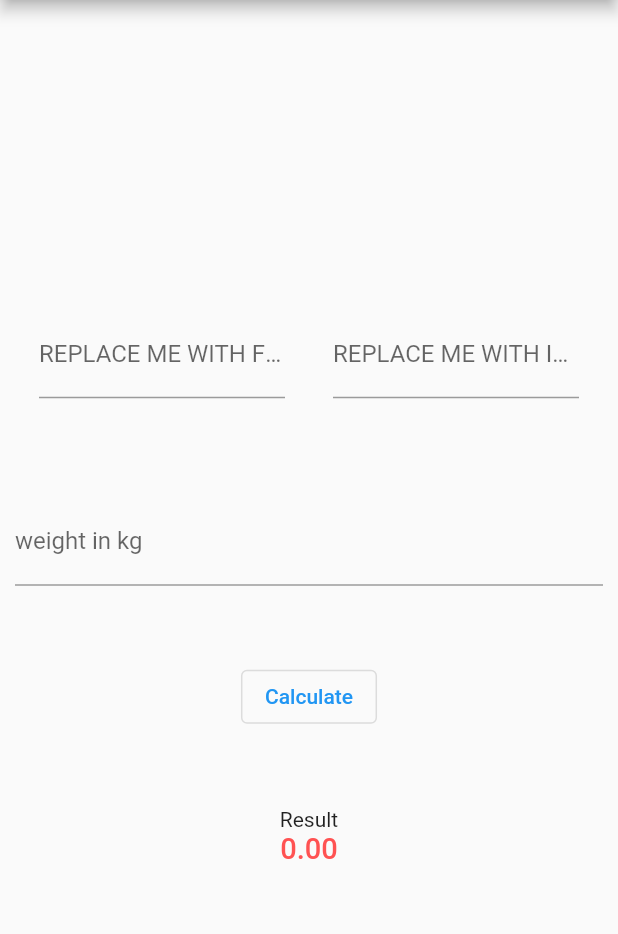
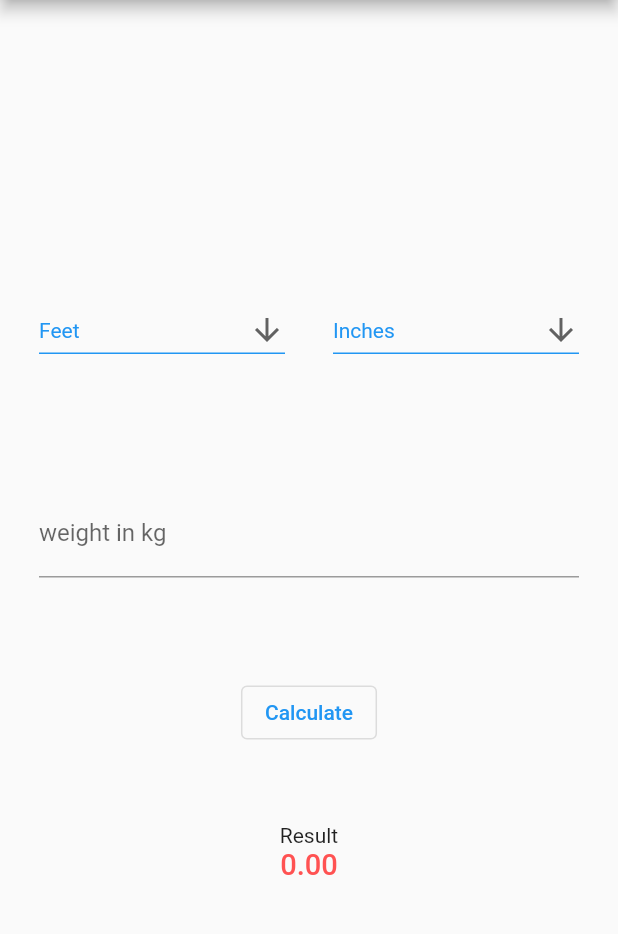
Before and after one commit to meyer28j/bmi-calculator-app-ense375, a Flutter app: the screen it shows after launch, on a phone screen of 412 x 824 dp, the part 84-1018 px from its top. Run offline on Flutter 3.47's test engine with Material 2 defaults, Android fonts, the phone set to English and light mode, and no system bars.

Commit message:
added ft and in dropdowns with options

```diff
--- a/lib/bmi.dart
+++ b/lib/bmi.dart
@@ -1,4 +1,7 @@
 import 'package:flutter/material.dart';
+
+    const List<String> ftValues = <String>['Feet', '3', '4', '5', '6', '7'];
+    const List<String> inValues = <String>['Inches', '0', '1', '2', '3', '4', '5', '6', '7', '8', '9', '10', '11'];
 
 class BMI extends StatefulWidget {
     @override
@@ -10,6 +13,9 @@ class _BMIState extends State<BMI> {
     final TextEditingController _weightController = TextEditingController();
 
     double _result = 0;
+
+    String ftDropdown = ftValues.first;
+    String inDropdown = inValues.first;
 
     @override
     Widget build(BuildContext context) {
@@ -31,35 +37,68 @@ class _BMIState extends State<BMI> {
                                 Expanded(
                                     child: Padding(
                                         padding: EdgeInsets.all(16.0),
-                                        child: TextField(
-                                            controller: _heightController,
-                                            keyboardType: TextInputType.number,
-                                            decoration: InputDecoration(
-                                                labelText: 'REPLACE ME WITH FT DROPDOWN',
+                                        child: DropdownButton<String>(
+                                            value: ftDropdown,
+                                            icon: const Icon(Icons.arrow_downward),
+                                            isExpanded: true,
+                                            elevation: 16,
+                                            style: const TextStyle(color: Colors.blue,),
+                                            underline: Container(
+                                                height: 1,
+                                                color: Colors.blue,
                                             ),
+                                            onChanged: (String? value) {
+                                                setState(() {
+                                                    ftDropdown = value!;
+                                                });
+                                            },
+                                            items: ftValues.map<DropdownMenuItem<String>>((String value) {
+                                                return DropdownMenuItem<String>(
+                                                    value: value,
+                                                    child: Text(value),
+                                                );
+                                            }).toList(),
                                         ),
                                     ),
                                 ),
                                 Expanded(
                                     child: Padding(
                                         padding: EdgeInsets.all(16.0),
-                                        child: TextField(
-                                            controller: _heightController,
-                                            keyboardType: TextInputType.number,
-                                            decoration: InputDecoration(
-                                                labelText: 'REPLACE ME WITH IN DROPDOWN',
+                                        child: DropdownButton<String>(
+                                            value: inDropdown,
+                                            icon: const Icon(Icons.arrow_downward),
+                                            isExpanded: true,
+                                            elevation: 16,
+                                            style: const TextStyle(color: Colors.blue,),
+                                            underline: Container(
+                                                height: 1,
+                                                color: Colors.blue,
                                             ),
+                                            onChanged: (String? value) {
+                                                setState(() {
+                                                    ftDropdown = value!;
+                                                });
+                                            },
+                                            items: inValues.map<DropdownMenuItem<String>>((String value) {
+                                                return DropdownMenuItem<String>(
+                                                    value: value,
+                                                    child: Text(value),
+                                                );
+                                            }).toList(),
                                         ),
                                     ),
                                 ),
                             ],
                         ),
                         SizedBox(height: 50),
-                        TextField(
-                            controller: _weightController,
-                            keyboardType: TextInputType.number,
-                            decoration: InputDecoration(
-                                labelText: "weight in kg",
+                        Padding(
+                            padding: EdgeInsets.all(16.0),
+                            child: TextField(
+                                controller: _weightController,
+                                keyboardType: TextInputType.number,
+                                decoration: InputDecoration(
+                                    labelText: "weight in kg",
+                                ),
                             ),
                         ),
                         SizedBox(height: 50),
@@ -71,7 +110,7 @@ class _BMIState extends State<BMI> {
                         ),
                         SizedBox(height: 50),
                         Text(
-                            'Result'
+                            'Result',
                         ),
                         Text(
                             _result == '' ? 'Enter Value' :
```
